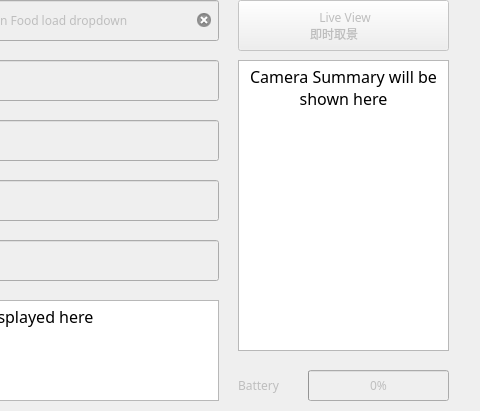
Qt form uiFiles/cameracontrols.ui (vikramsesh/Photobox) before a commit; both pictures show x 182 to 662 and y 210 to 621 of the 662 by 795 pixel window.
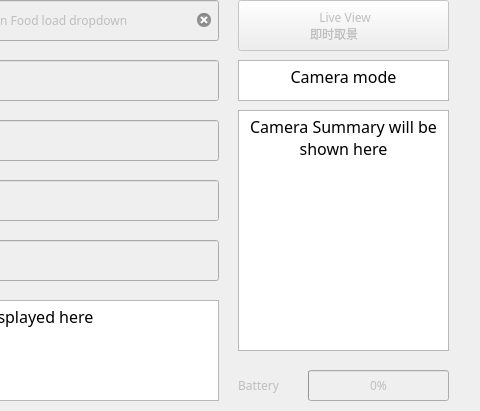
The same form after that commit. Icons and pictures are not drawn.

```diff
--- a/uiFiles/cameracontrols.ui
+++ b/uiFiles/cameracontrols.ui
@@ -287,9 +287,9 @@
     <property name="geometry">
      <rect>
       <x>420</x>
-      <y>270</y>
+      <y>320</y>
       <width>211</width>
-      <height>291</height>
+      <height>241</height>
      </rect>
     </property>
     <property name="font">
@@ -898,6 +898,43 @@
      <set>Qt::AlignCenter</set>
     </property>
    </widget>
+   <widget class="QTextEdit" name="textEdit_camstatus_2">
+    <property name="enabled">
+     <bool>true</bool>
+    </property>
+    <property name="geometry">
+     <rect>
+      <x>420</x>
+      <y>270</y>
+      <width>211</width>
+      <height>41</height>
+     </rect>
+    </property>
+    <property name="font">
+     <font>
+      <family>Piboto Light</family>
+     </font>
+    </property>
+    <property name="autoFillBackground">
+     <bool>false</bool>
+    </property>
+    <property name="tabChangesFocus">
+     <bool>false</bool>
+    </property>
+    <property name="readOnly">
+     <bool>true</bool>
+    </property>
+    <property name="html">
+     <string>&lt;!DOCTYPE HTML PUBLIC &quot;-//W3C//DTD HTML 4.0//EN&quot; &quot;http://www.w3.org/TR/REC-html40/strict.dtd&quot;&gt;
+&lt;html&gt;&lt;head&gt;&lt;meta name=&quot;qrichtext&quot; content=&quot;1&quot; /&gt;&lt;style type=&quot;text/css&quot;&gt;
+p, li { white-space: pre-wrap; }
+&lt;/style&gt;&lt;/head&gt;&lt;body style=&quot; font-family:'Piboto Light'; font-size:12pt; font-weight:400; font-style:normal;&quot;&gt;
+&lt;p align=&quot;center&quot; style=&quot; margin-top:0px; margin-bottom:0px; margin-left:0px; margin-right:0px; -qt-block-indent:0; text-indent:0px;&quot;&gt;&lt;span style=&quot; font-family:'PibotoLt';&quot;&gt;Camera mode&lt;/span&gt;&lt;/p&gt;&lt;/body&gt;&lt;/html&gt;</string>
+    </property>
+    <property name="overwriteMode">
+     <bool>true</bool>
+    </property>
+   </widget>
   </widget>
   <widget class="QStatusBar" name="statusbar"/>
  </widget>
```
